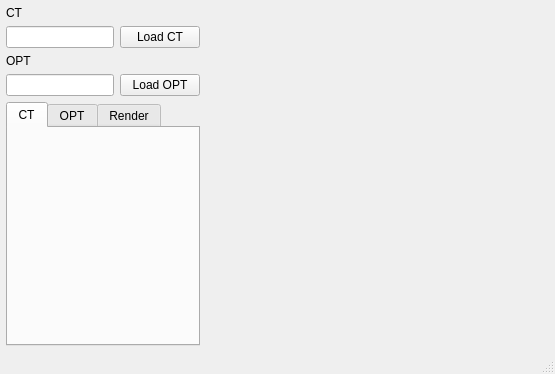
Before: the Qt Designer form mainwindow.ui in AxisRay/CPViewer, drawn with Qt 5.
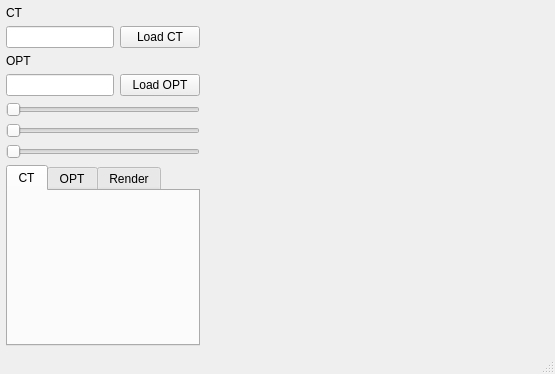
After: the same form once the commit is applied. The open tabs and pages were chosen to show the change. Custom widgets are drawn as their Qt base class.

Commit message: Add Volume Render Add Slider

What changed in the file:
```diff
--- a/mainwindow.ui
+++ b/mainwindow.ui
@@ -111,6 +111,54 @@
           </item>
          </layout>
         </item>
+        <item>
+         <widget class="QSlider" name="hsAxisX">
+          <property name="enabled">
+           <bool>false</bool>
+          </property>
+          <property name="sizePolicy">
+           <sizepolicy hsizetype="Preferred" vsizetype="Fixed">
+            <horstretch>0</horstretch>
+            <verstretch>0</verstretch>
+           </sizepolicy>
+          </property>
+          <property name="orientation">
+           <enum>Qt::Horizontal</enum>
+          </property>
+         </widget>
+        </item>
+        <item>
+         <widget class="QSlider" name="hsAxisY">
+          <property name="enabled">
+           <bool>false</bool>
+          </property>
+          <property name="sizePolicy">
+           <sizepolicy hsizetype="Preferred" vsizetype="Fixed">
+            <horstretch>0</horstretch>
+            <verstretch>0</verstretch>
+           </sizepolicy>
+          </property>
+          <property name="orientation">
+           <enum>Qt::Horizontal</enum>
+          </property>
+         </widget>
+        </item>
+        <item>
+         <widget class="QSlider" name="hsAxisZ">
+          <property name="enabled">
+           <bool>false</bool>
+          </property>
+          <property name="sizePolicy">
+           <sizepolicy hsizetype="Preferred" vsizetype="Fixed">
+            <horstretch>0</horstretch>
+            <verstretch>0</verstretch>
+           </sizepolicy>
+          </property>
+          <property name="orientation">
+           <enum>Qt::Horizontal</enum>
+          </property>
+         </widget>
+        </item>
         <item>
          <widget class="QTabWidget" name="tabWidget">
           <property name="sizePolicy">
```
Left out of the diff: 2 changed lines with no effect on the pictures. The commit also changes 8 other files.
